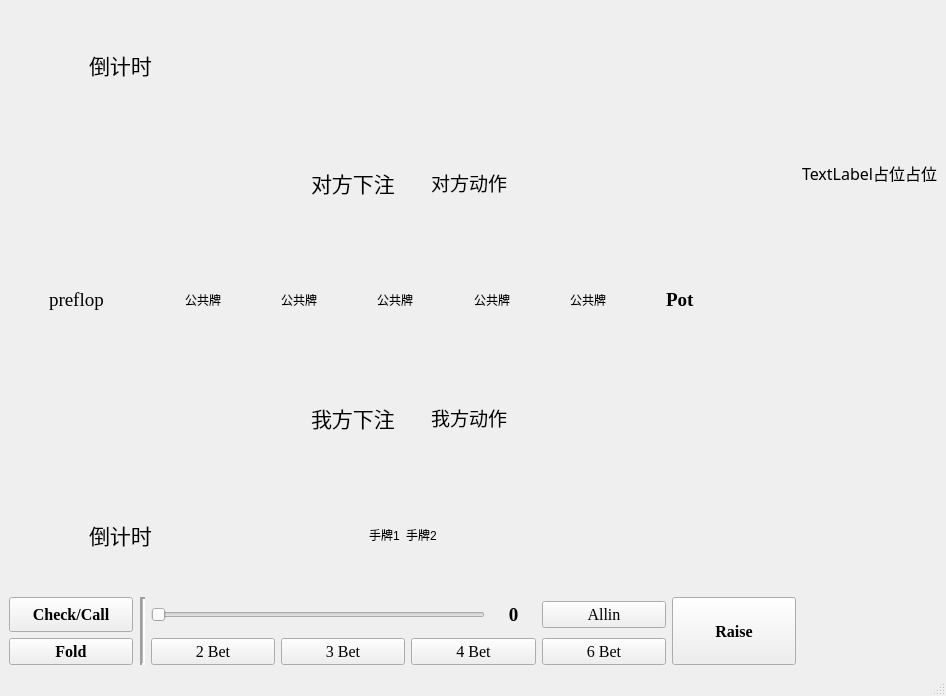
Above: gui/play.ui from cat-zzz/THPMaster before the change. Below: the same form after it.
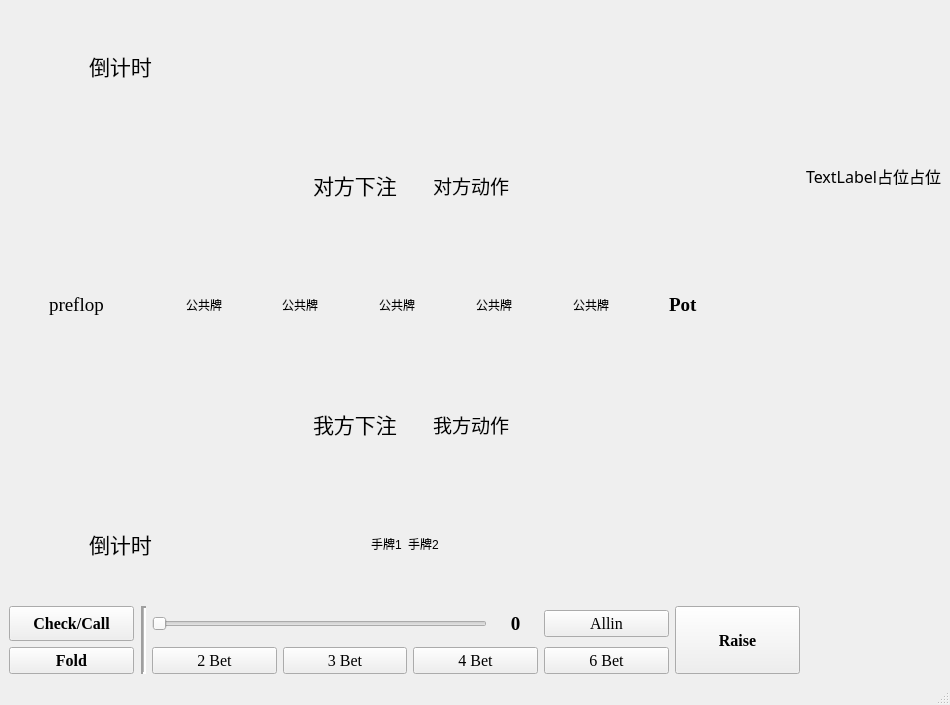
That is the form after the change. Icons and pictures are not drawn.

What changed in the file:
```diff
--- a/gui/play.ui
+++ b/gui/play.ui
@@ -6,8 +6,8 @@
    <rect>
     <x>0</x>
     <y>0</y>
-    <width>946</width>
-    <height>696</height>
+    <width>950</width>
+    <height>705</height>
    </rect>
   </property>
   <property name="windowTitle">
```
Left out of the diff: 3 changed lines with no effect on the pictures.
